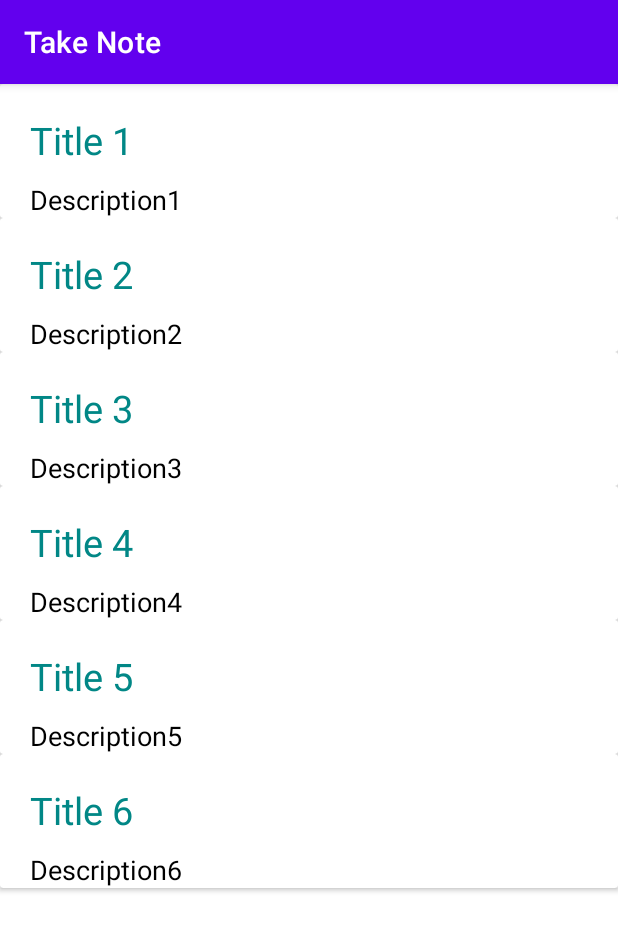
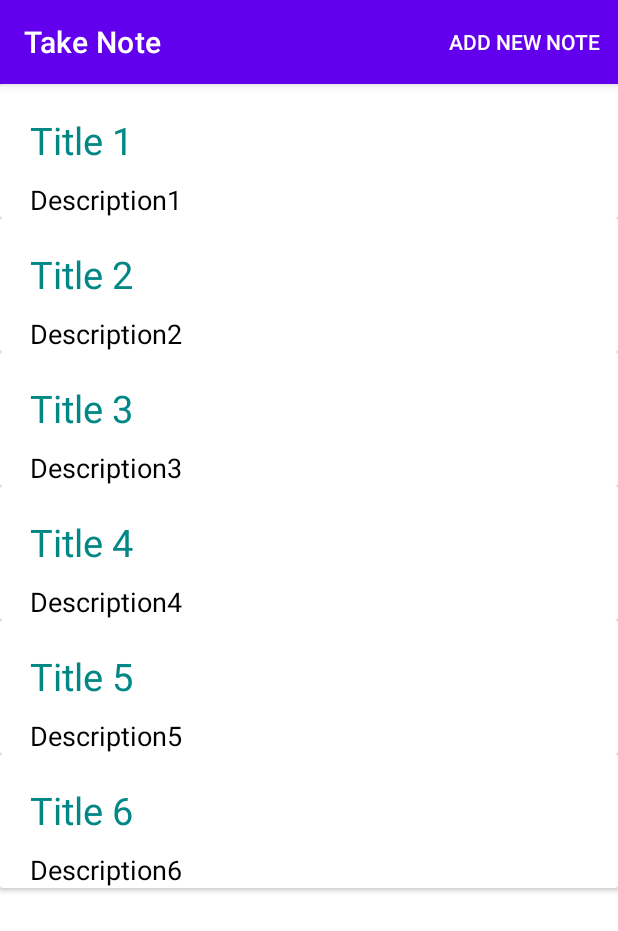
Before and after one commit to ranjit0210/TakeNotes, an Android app: the screen it shows after launch (MainActivity), on a phone screen of 412 x 824 dp. Shown: the top 931 px of the screen. Run offline under Robolectric (Android 15) with nearby library versions, the phone set to English and light mode, and no system bars; our stand-ins replace Room's generated code.

Commit message:
- Implemented the AddNoteActivity also added menu in toolbar in MainActivity

```diff
--- a/app/src/main/AndroidManifest.xml
+++ b/app/src/main/AndroidManifest.xml
@@ -13,7 +13,7 @@
         android:theme="@style/Theme.TakeNote"
         tools:targetApi="31">
         <activity
-            android:name=".AddNoteActivity"
+            android:name=".activity.AddNoteActivity"
             android:exported="false">
             <meta-data
                 android:name="android.app.lib_name"
--- a/app/src/main/java/com/hyunix/takenote/MainActivity.java
+++ b/app/src/main/java/com/hyunix/takenote/MainActivity.java
@@ -1,12 +1,17 @@
 package com.hyunix.takenote;
 
+import android.content.Intent;
 import android.os.Bundle;
+import android.view.Menu;
+import android.view.MenuItem;
 
+import androidx.annotation.NonNull;
 import androidx.appcompat.app.AppCompatActivity;
 import androidx.lifecycle.ViewModelProvider;
 import androidx.recyclerview.widget.LinearLayoutManager;
 import androidx.recyclerview.widget.RecyclerView;
 
+import com.hyunix.takenote.activity.AddNoteActivity;
 import com.hyunix.takenote.adapter.NoteAdapter;
 import com.hyunix.takenote.viewmodel.NoteViewModel;
 
@@ -31,4 +36,29 @@ public class MainActivity extends AppCompatActivity
 
         noteViewModel.getAllNote().observe(this, notes -> adapter.setNotes(notes));
     }
+
+    @Override
+    public boolean onCreateOptionsMenu(Menu menu)
+    {
+
+        getMenuInflater().inflate(R.menu.new_menu, menu);
+
+        return true;
+    }
+
+    @Override
+    public boolean onOptionsItemSelected(@NonNull MenuItem item)
+    {
+
+        switch (item.getItemId())
+        {
+            case R.id.top_menu:
+                Intent i = new Intent(MainActivity.this, AddNoteActivity.class);
+                startActivity(i);
+                return true;
+            default:
+                return super.onOptionsItemSelected(item);
+        }
+
+    }
 }
--- /dev/null
+++ b/app/src/main/res/menu/new_menu.xml
@@ -0,0 +1,9 @@
+<?xml version="1.0" encoding="utf-8"?>
+<menu xmlns:android="http://schemas.android.com/apk/res/android"
+    xmlns:app="http://schemas.android.com/apk/res-auto">
+
+    <item
+        android:id="@+id/top_menu"
+        android:title="@string/add_new_note"
+        app:showAsAction="always" />
+</menu>
--- a/app/src/main/res/values/strings.xml
+++ b/app/src/main/res/values/strings.xml
@@ -2,4 +2,9 @@
     <string name="app_name">Take Note</string>
     <string name="title">title</string>
     <string name="description">Description</string>
+    <string name="cancel">Cancel</string>
+    <string name="save">Save</string>
+    <string name="enter_title">Enter Title</string>
+    <string name="enter_note">Enter Note</string>
+    <string name="add_new_note">Add New Note</string>
 </resources>
```
Also changed, not shown: app/src/main/java/com/hyunix/takenote/activity/AddNoteActivity.java (renamed from app/src/main/java/activity/AddNoteActivity.java, +4 -3 lines), app/src/main/res/layout/activity_add_note.xml (+47 -4 lines).
